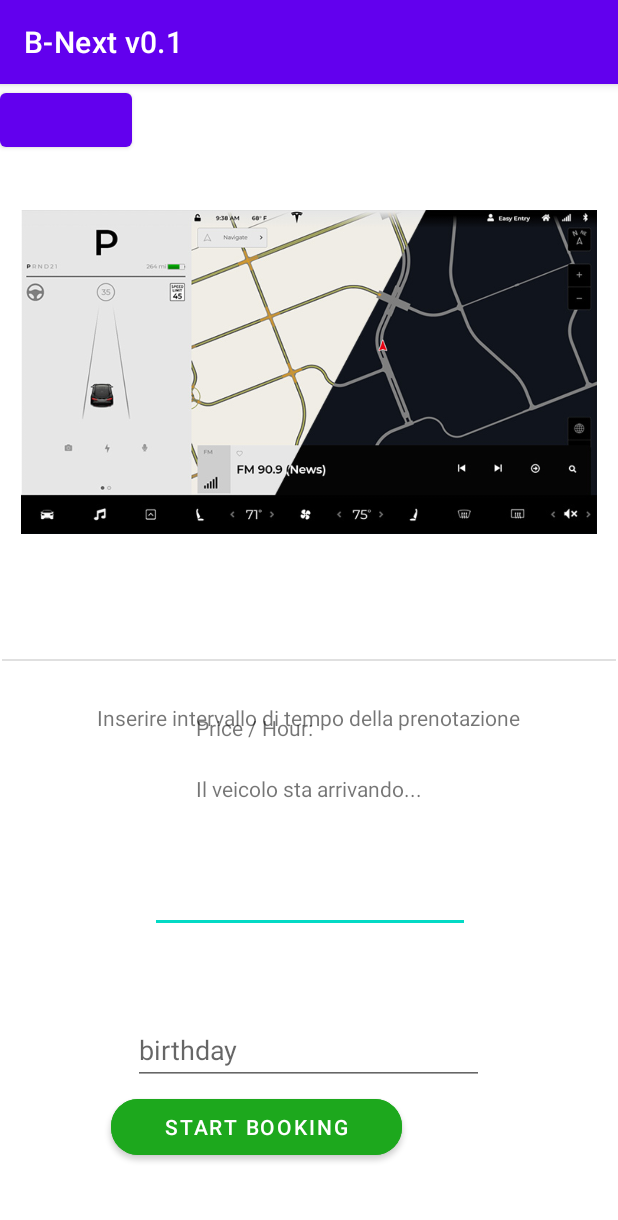
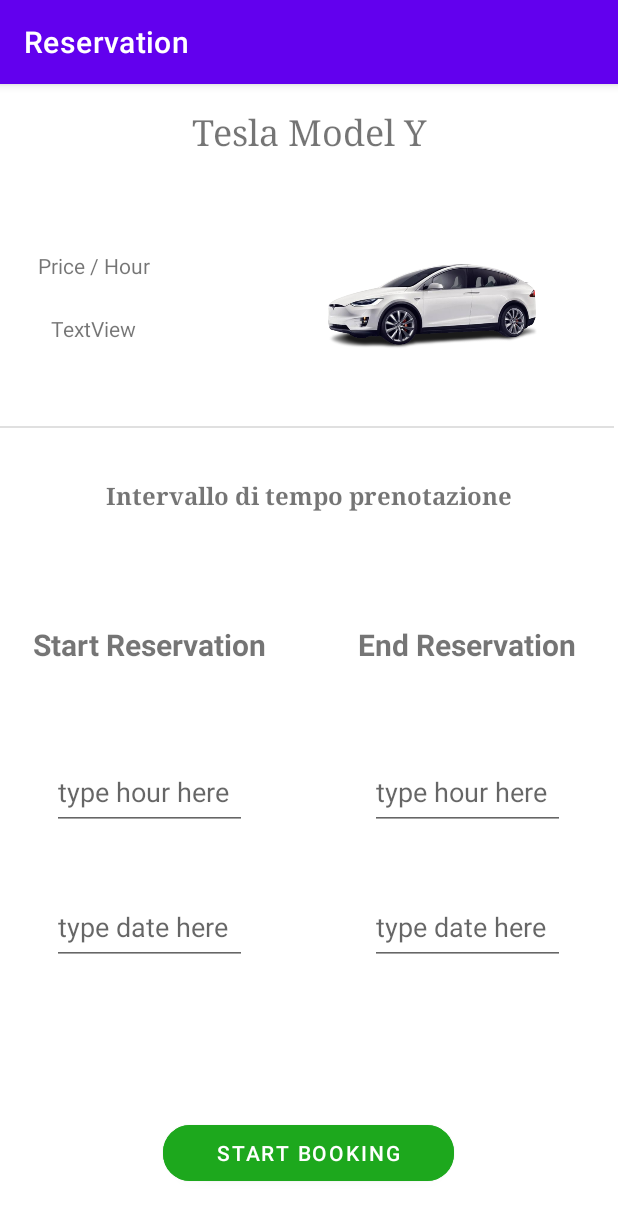
Before and after one commit to aldobushaj/prog_mobile, an Android app: the BookActivity screen opened directly, with no data from a screen before it, on a phone screen of 412 x 824 dp. Shown: the top 1220 px of the screen. Run offline under Robolectric (Android 15) with nearby library versions, the phone set to English and light mode, and no system bars.

Commit message:
Aggiunta reservation

```diff
--- a/BnextAPP/app/src/main/java/com/example/bnext/BookActivity.java
+++ b/BnextAPP/app/src/main/java/com/example/bnext/BookActivity.java
@@ -1,11 +1,11 @@
 package com.example.bnext;
 
 import android.app.DatePickerDialog;
+import android.app.TimePickerDialog;
 import android.content.Intent;
+import android.graphics.Typeface;
 import android.os.Bundle;
-import android.view.View;
 import android.widget.Button;
-import android.widget.DatePicker;
 import android.widget.EditText;
 import android.widget.TextView;
 
@@ -14,50 +14,82 @@ import androidx.appcompat.app.AppCompatActivity;
 import java.text.SimpleDateFormat;
 import java.util.Calendar;
 import java.util.Locale;
+import java.util.UUID;
 
 import model.Car;
 import model.User;
 
 public class BookActivity extends AppCompatActivity {
 
-    TextView infoText, oreText, priceText;
+    TextView textReservation, oreText, priceText,nameOfCar;
     Button startBookButton;
 
     final Calendar myCalendar= Calendar.getInstance();
-    EditText editText;
+    EditText timeText, dateText;
 
     @Override
     protected void onCreate(Bundle savedInstanceState) {
         super.onCreate(savedInstanceState);
         setContentView(R.layout.activity_book);
+        /*
         Car currentCar=  (Car) getIntent().getSerializableExtra("currentCar");
-        User currentUser=  (User) getIntent().getSerializableExtra("currentUser");
+        User currentUser=  (User) getIntent().getSerializableExtra("currentUser");*/
+        Car currentCar= new Car(UUID.fromString("32ca6698-6525-4fba-bf6f-7a30dfb2500d"));
+        User currentUser = new User(UUID.fromString("28ba6606-93de-4931-a81b-eb8708f10e78"));
 
-        infoText = findViewById(R.id.totalText);
+        textReservation = findViewById(R.id.textReservation);
         oreText = findViewById(R.id.oreText);
         priceText = findViewById(R.id.priceText);
         startBookButton = findViewById(R.id.feedbackButton);
+        dateText= findViewById(R.id.dateStart);
+        timeText= findViewById(R.id.hourStart);
+        nameOfCar = findViewById(R.id.nameOfCar);
+
+        getSupportActionBar().setTitle("Reservation");
+        //getSupportActionBar().setDisplayHomeAsUpEnabled(true);
+
+        //nameOfCar.setTypeface(null,Typeface.BOLD);
+        //textReservation.setTypeface(Typeface.DEFAULT_BOLD);
+        //oreText.setText("Il veicolo sta arrivando...");
+        //priceText.setText("Price / Hour: ");
+        //priceText.append(currentCar.getPriceHour().toString()+ " €");
 
 
-        oreText.setText("Il veicolo sta arrivando...");
-        priceText.setText("Price / Hour: ");
-        priceText.append(currentCar.getPriceHour().toString()+ " €");
 
-        editText= findViewById(R.id.Birthday);
+
+
         DatePickerDialog.OnDateSetListener date = (view, year, month, day) -> {
             myCalendar.set(Calendar.YEAR, year);
             myCalendar.set(Calendar.MONTH,month);
             myCalendar.set(Calendar.DAY_OF_MONTH,day);
-            updateLabel();
+            updateLabelDate();
         };
 
+        TimePickerDialog.OnTimeSetListener time = (view,hour, minute ) -> {
+            myCalendar.set(Calendar.HOUR_OF_DAY, hour);
+            myCalendar.set(Calendar.MINUTE,minute);
+            updateLabelTime();
+        };
+        //Toast.makeText(this, myCalendar.get(Calendar.HOUR_OF_DAY), Toast.LENGTH_SHORT).show();
 
-        editText.setOnClickListener(view -> new DatePickerDialog(BookActivity.this,date,myCalendar.get(Calendar.YEAR),myCalendar.get(Calendar.MONTH),myCalendar.get(Calendar.DAY_OF_MONTH)).show());
+
+        timeText.setOnClickListener(view -> new TimePickerDialog(this, time,
+                myCalendar.get(Calendar.HOUR_OF_DAY),myCalendar.get(Calendar.MINUTE), true).show());
+
+
+        dateText.setOnClickListener(view -> new DatePickerDialog(this, date,
+                myCalendar.get(Calendar.YEAR),myCalendar.get(Calendar.MONTH), myCalendar.get(Calendar.DAY_OF_MONTH)).show());
 
 
 
 
+        //editText.setOnClickListener(this::showDatePickerDialog);
+
+
         startBookButton.setOnClickListener(view -> {
+            System.out.println("<<<<<<>>>>>>>>>>>>>>>> "+timeText.getText());
+            System.out.println("<<<<<<>>>>>>>>>>>>>>>> "+dateText.getText());
+
             /* Per ora va direttamente,
             dopo va fatto che si procede a quella dopo
             selezionando una macchina e passando all'activity
@@ -75,9 +107,15 @@ public class BookActivity extends AppCompatActivity {
 
 
 
-    private void updateLabel(){
-        String myFormat="MM/dd/yy";
+    private void updateLabelDate(){
+        String myFormat="dd/MM/yyyy";
         SimpleDateFormat dateFormat=new SimpleDateFormat(myFormat, Locale.US);
-        editText.setText(dateFormat.format(myCalendar.getTime()));
+        dateText.setText(dateFormat.format(myCalendar.getTime()));
     }
+    private void updateLabelTime()  {
+        SimpleDateFormat dateFormat=new SimpleDateFormat("HH:mm", Locale.US);
+        timeText.setText(dateFormat.format(myCalendar.getTime()));
+    }
+
+
 }
--- a/BnextAPP/app/src/main/java/com/example/bnext/PaymentActivity.java
+++ b/BnextAPP/app/src/main/java/com/example/bnext/PaymentActivity.java
@@ -23,7 +23,7 @@ public class PaymentActivity extends AppCompatActivity {
         Car currentCar=  (Car) getIntent().getSerializableExtra("currentCar");
         User currentUser=  (User) getIntent().getSerializableExtra("currentUser");
 
-        totalText = findViewById(R.id.totalText);
+        totalText = findViewById(R.id.textReservation);
         endTripButton = findViewById(R.id.endTripButton);
         feedbackButton = findViewById(R.id.feedbackButton);
 
--- a/BnextAPP/app/src/main/java/model/User.java
+++ b/BnextAPP/app/src/main/java/model/User.java
@@ -94,6 +94,10 @@ public class User implements Serializable {
     }
 
     public User(){};
+
+    public User(UUID userId) {
+        this.userId =  userId;
+    }
 
     public UUID getUserId() {
         return userId;
--- a/BnextAPP/app/src/main/res/layout/activity_book.xml
+++ b/BnextAPP/app/src/main/res/layout/activity_book.xml
@@ -4,108 +4,204 @@
     xmlns:tools="http://schemas.android.com/tools"
     android:layout_width="match_parent"
     android:layout_height="match_parent"
+    android:textAlignment="center"
     tools:context=".BookActivity">
+
+
+    <TextView
+        android:id="@+id/nameOfCar"
+        android:layout_width="301dp"
+        android:layout_height="39dp"
+        android:layout_marginTop="16dp"
+        android:capitalize="characters"
+        android:text="Tesla Model Y"
+        android:textAlignment="center"
+        android:textSize="24sp"
+        android:typeface="serif"
+        app:layout_constraintBottom_toTopOf="@+id/dividerReservation"
+        app:layout_constraintEnd_toEndOf="parent"
+        app:layout_constraintHorizontal_bias="0.498"
+        app:layout_constraintStart_toStartOf="parent"
+        app:layout_constraintTop_toTopOf="parent"
+        app:layout_constraintVertical_bias="0.0" />
+
+    <ImageView
+        android:id="@+id/carImageReservation"
+        android:layout_width="219dp"
+        android:layout_height="138dp"
+        app:layout_constraintBottom_toTopOf="@+id/dividerReservation"
+        app:layout_constraintEnd_toEndOf="parent"
+        app:layout_constraintHorizontal_bias="0.916"
+        app:layout_constraintStart_toStartOf="parent"
+        app:layout_constraintTop_toBottomOf="@+id/nameOfCar"
+        app:srcCompat="@drawable/tesla_model_x" />
+
+    <TextView
+        android:id="@+id/priceText"
+        android:layout_width="wrap_content"
+        android:layout_height="wrap_content"
+        android:text="@string/price_hour_en"
+        app:layout_constraintBottom_toBottomOf="@+id/carImageReservation"
+        app:layout_constraintEnd_toStartOf="@+id/carImageReservation"
+        app:layout_constraintHorizontal_bias="0.247"
+        app:layout_constraintStart_toStartOf="parent"
+        app:layout_constraintTop_toTopOf="@+id/carImageReservation"
+        app:layout_constraintVertical_bias="0.327" />
+
+    <TextView
+        android:id="@+id/oreText"
+        android:layout_width="wrap_content"
+        android:layout_height="wrap_content"
+        android:layout_marginTop="20dp"
+        android:text="TextView"
+        app:layout_constraintBottom_toBottomOf="@+id/carImageReservation"
+        app:layout_constraintEnd_toEndOf="@+id/priceText"
+        app:layout_constraintHorizontal_bias="0.47"
+        app:layout_constraintStart_toStartOf="@+id/priceText"
+        app:layout_constraintTop_toBottomOf="@+id/priceText"
+        app:layout_constraintVertical_bias="0.067" />
+
+    <View
+        android:id="@+id/dividerReservation"
+        android:layout_width="409dp"
+        android:layout_height="1dp"
+        android:background="?android:attr/listDivider"
+        app:layout_constraintBottom_toBottomOf="parent"
+        app:layout_constraintEnd_toEndOf="parent"
+        app:layout_constraintHorizontal_bias="0.0"
+        app:layout_constraintStart_toStartOf="parent"
+        app:layout_constraintTop_toTopOf="parent"
+        app:layout_constraintVertical_bias="0.297" />
+
+    <TextView
+        android:id="@+id/textReservation"
+        android:layout_width="369dp"
+        android:layout_height="45dp"
+        android:gravity="center_horizontal"
+        android:text="@string/intervallo_prenotaione"
+        android:textSize="16sp"
+        android:textStyle="bold"
+        android:typeface="serif"
+        app:layout_constraintBottom_toBottomOf="parent"
+        app:layout_constraintEnd_toEndOf="parent"
+        app:layout_constraintStart_toStartOf="parent"
+        app:layout_constraintTop_toTopOf="@+id/dividerReservation"
+        app:layout_constraintVertical_bias="0.072" />
+
+    <LinearLayout
+        android:id="@+id/left"
+        android:layout_width="200dp"
+        android:layout_height="300dp"
+        android:layout_marginTop="15dp"
+        android:layout_marginBottom="23dp"
+        android:gravity="center"
+        android:orientation="vertical"
+        app:layout_constraintBottom_toTopOf="@+id/feedbackButton"
+        app:layout_constraintEnd_toEndOf="parent"
+        app:layout_constraintHorizontal_bias="0.0"
+        app:layout_constraintStart_toStartOf="parent"
+        app:layout_constraintTop_toBottomOf="@+id/textReservation"
+        app:layout_constraintVertical_bias="0.0">
+
+        <TextView
+            android:id="@+id/startReservation"
+            android:layout_width="wrap_content"
+            android:layout_height="wrap_content"
+            android:text="Start Reservation"
+            android:textSize="20sp"
+            android:textStyle="bold"
+            android:visibility="visible" />
+
+        <EditText
+            android:id="@+id/hourStart"
+            android:layout_width="130dp"
+            android:layout_height="50dp"
+
+            android:layout_marginTop="60dp"
+            android:layout_marginBottom="20dp"
+            android:clickable="false"
+            android:cursorVisible="false"
+            android:focusable="false"
+            android:focusableInTouchMode="false"
+            android:hint="type hour here" />
+
+        <EditText
+            android:id="@+id/dateStart"
+            android:layout_width="130dp"
+            android:layout_height="50dp"
+            android:layout_marginTop="20dp"
+            android:clickable="false"
+            android:cursorVisible="false"
+            android:focusable="false"
+            android:focusableInTouchMode="false"
+            android:hint="type date here" />
+
+    </LinearLayout>
+
+    <LinearLayout
+        android:id="@+id/right"
+        android:layout_width="200dp"
+        android:layout_height="300dp"
+        android:layout_marginTop="15dp"
+        android:layout_marginBottom="23dp"
+        android:gravity="center"
+        android:orientation="vertical"
+        app:layout_constraintBottom_toTopOf="@+id/feedbackButton"
+        app:layout_constraintEnd_toEndOf="parent"
+        app:layout_constraintHorizontal_bias="1.0"
+        app:layout_constraintStart_toStartOf="parent"
+        app:layout_constraintTop_toBottomOf="@+id/textReservation"
+        app:layout_constraintVertical_bias="0.0">
+
+        <TextView
+            android:id="@+id/endReservation"
+            android:layout_width="wrap_content"
+            android:layout_height="wrap_content"
+            android:text="End Reservation"
+            android:textSize="20sp"
+            android:textStyle="bold" />
+
+        <EditText
+            android:id="@+id/hourEnd"
+            android:layout_width="130dp"
+            android:layout_height="50dp"
+
+            android:layout_marginTop="60dp"
+            android:layout_marginBottom="20dp"
+            android:clickable="false"
+            android:cursorVisible="false"
+            android:focusable="false"
+            android:focusableInTouchMode="false"
+            android:hint="type hour here"
+            android:textSize="18sp" />
+
+        <EditText
+            android:id="@+id/dateEnd"
+            android:layout_width="130dp"
+            android:layout_height="50dp"
+            android:layout_marginTop="20dp"
+            android:clickable="false"
+            android:cursorVisible="false"
+            android:focusable="false"
+            android:focusableInTouchMode="false"
+            android:hint="type date here" />
+
+    </LinearLayout>
 
     <Button
         android:id="@+id/feedbackButton"
         android:layout_width="194dp"
         android:layout_height="49dp"
-        android:layout_marginBottom="48dp"
         android:backgroundTint="#1DA81D"
         android:text="@string/start_booking_en"
         app:cornerRadius="18dp"
+
         app:layout_constraintBottom_toBottomOf="parent"
-        app:layout_constraintEnd_toEndOf="@+id/priceText"
-        app:layout_constraintHorizontal_bias="0.504"
-        app:layout_constraintStart_toStartOf="@+id/priceText"
-
-        />
-
-    <View
-        android:id="@+id/divider2"
-        android:layout_width="409dp"
-        android:layout_height="1dp"
-        android:background="?android:attr/listDivider"
-        app:layout_constraintBottom_toBottomOf="parent"
-        app:layout_constraintEnd_toEndOf="parent"
-        app:layout_constraintStart_toStartOf="parent"
-        app:layout_constraintTop_toTopOf="parent" />
-
-    <TextView
-        android:id="@+id/totalText"
-        android:layout_width="wrap_content"
-        android:layout_height="wrap_content"
-        android:layout_marginTop="28dp"
-        android:text="@string/il_veicolo_arriver_alle_it"
-        app:layout_constraintEnd_toEndOf="parent"
-        app:layout_constraintHorizontal_bias="0.498"
-        app:layout_constraintStart_toStartOf="parent"
-        app:layout_constraintTop_toBottomOf="@+id/divider2" />
-
-    <TextView
-        android:id="@+id/oreText"
-        android:layout_width="wrap_content"
-        android:layout_height="wrap_content"
-        android:layout_marginTop="28dp"
-        android:text="TextView"
-        app:layout_constraintEnd_toEndOf="@+id/totalText"
-        app:layout_constraintStart_toStartOf="@+id/totalText"
-        app:layout_constraintTop_toBottomOf="@+id/totalText" />
-
-    <TextView
-        android:id="@+id/priceText"
-        android:layout_width="wrap_content"
-        android:layout_height="wrap_content"
-        android:layout_marginBottom="232dp"
-        android:text="@string/price_hour_en"
-        app:layout_constraintBottom_toTopOf="@+id/feedbackButton"
-        app:layout_constraintEnd_toEndOf="@+id/oreText"
-        app:layout_constraintHorizontal_bias="0.0"
-        app:layout_constraintStart_toStartOf="@+id/oreText" />
-
-    <ImageView
-        android:id="@+id/imageView2"
-        android:layout_width="384dp"
-        android:layout_height="381dp"
-        app:layout_constraintBottom_toTopOf="@+id/divider2"
-        app:layout_constraintEnd_toEndOf="parent"
-        app:layout_constraintStart_toStartOf="parent"
-        app:layout_constraintTop_toTopOf="parent"
-        app:srcCompat="@drawable/daynight_map" />
-
-    <EditText
-        android:id="@+id/editTextTime"
-        android:layout_width="wrap_content"
-        android:layout_height="wrap_content"
-        android:layout_marginTop="136dp"
-        android:ems="10"
-        android:inputType="time"
-        app:layout_constraintEnd_toEndOf="parent"
-        app:layout_constraintHorizontal_bias="0.502"
-        app:layout_constraintStart_toStartOf="parent"
-        app:layout_constraintTop_toBottomOf="@+id/divider2" />
-
-
-    <EditText
-        android:id="@+id/Birthday"
-        android:layout_width="234dp"
-        android:layout_height="46dp"
-        android:layout_marginTop="52dp"
-        android:clickable="false"
-        android:cursorVisible="false"
-        android:focusable="false"
-        android:focusableInTouchMode="false"
-        android:hint="birthday"
-        app:layout_constraintBottom_toTopOf="@+id/feedbackButton"
         app:layout_constraintEnd_toEndOf="parent"
         app:layout_constraintHorizontal_bias="0.497"
         app:layout_constraintStart_toStartOf="parent"
-        app:layout_constraintTop_toBottomOf="@+id/editTextTime" />
+        app:layout_constraintTop_toBottomOf="@+id/dividerReservation"
+        app:layout_constraintVertical_bias="0.937" />
 
-    <Button
-        android:layout_width="wrap_content"
-        android:layout_height="wrap_content"
-        android:text="@string/pick_time"
-        android:onClick="showTimePickerDialog" />
 
 </androidx.constraintlayout.widget.ConstraintLayout>
--- a/BnextAPP/app/src/main/res/layout/activity_payment.xml
+++ b/BnextAPP/app/src/main/res/layout/activity_payment.xml
@@ -17,9 +17,9 @@
         android:text="@string/end_trip_and_pay_en"
         app:cornerRadius="18dp"
         app:layout_constraintBottom_toTopOf="@+id/feedbackButton"
-        app:layout_constraintEnd_toEndOf="@+id/totalText"
+        app:layout_constraintEnd_toEndOf="@+id/textReservation"
         app:layout_constraintHorizontal_bias="0.0"
-        app:layout_constraintStart_toStartOf="@+id/totalText" />
+        app:layout_constraintStart_toStartOf="@+id/textReservation" />
 
     <Button
         android:id="@+id/feedbackButton"
@@ -46,7 +46,7 @@
         app:layout_constraintTop_toTopOf="parent" />
 
     <TextView
-        android:id="@+id/totalText"
+        android:id="@+id/textReservation"
         android:layout_width="wrap_content"
         android:layout_height="wrap_content"
         android:layout_marginTop="52dp"
--- a/BnextAPP/app/src/main/res/values/strings.xml
+++ b/BnextAPP/app/src/main/res/values/strings.xml
@@ -10,7 +10,7 @@
 
     <string name="start_booking_en">Start Booking</string>
     <string name="price_hour_en">Price / Hour</string>
-    <string name="il_veicolo_arriver_alle_it">Inserire intervallo di tempo della prenotazione</string>
+    <string name="intervallo_prenotaione">Intervallo di tempo prenotazione</string>
     <string name="leave_a_feedback_en">Leave a Feedback!</string>
     <string name="end_trip_and_pay_en">End trip and Pay</string>
 
```
